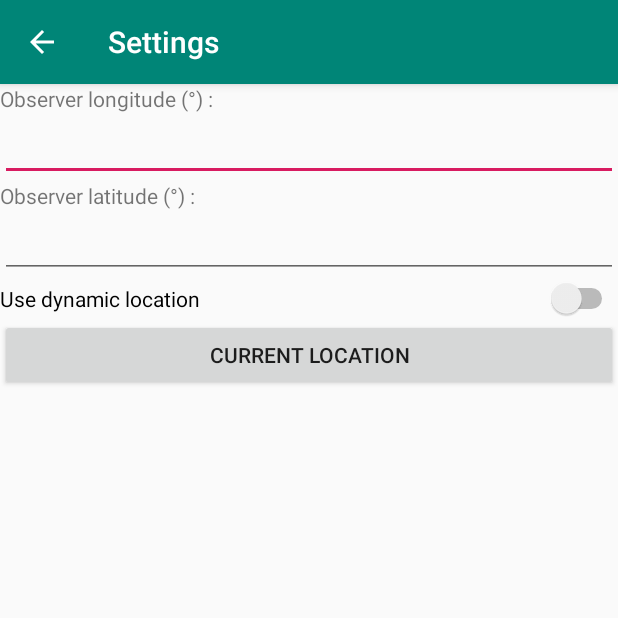
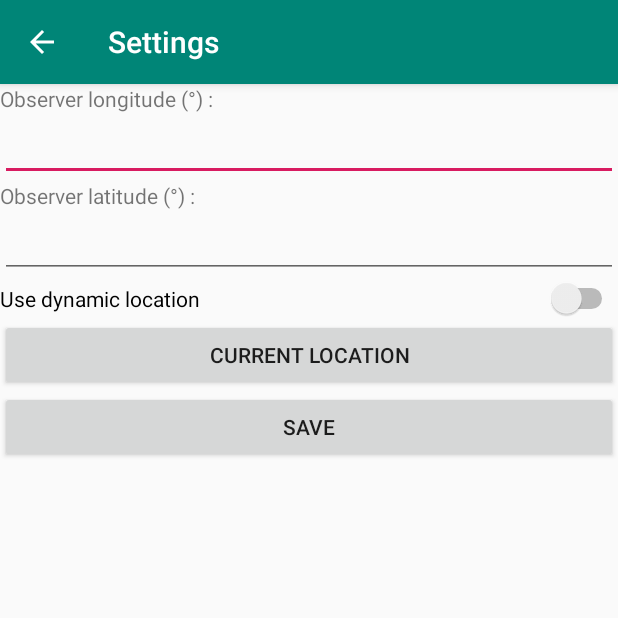
Before and after one commit to altillimity/SatPredict, an Android app: the ConfigActivity screen opened directly, with no data from a screen before it, on a phone screen of 412 x 824 dp, the top half of it. Run offline under Robolectric (Android 15) with nearby library versions, the phone set to English and light mode, and no system bars; libraries missing offline, so code that uses them is left out: org.json.simple; 2 statements that could not run were skipped.

Commit message:
Save button

```diff
--- a/app/src/main/java/com/altillimity/satpredict/activities/ConfigActivity.java
+++ b/app/src/main/java/com/altillimity/satpredict/activities/ConfigActivity.java
@@ -29,7 +29,7 @@ public class ConfigActivity extends AppCompatActivity implements LocationListene
     EditText latField;
     EditText lonField;
 
-    Button locateButton;
+    Button locateButton, saveButton;
 
     Switch dynamicLocationSwitch;
 
@@ -54,23 +54,44 @@ public class ConfigActivity extends AppCompatActivity implements LocationListene
 
         locateButton = findViewById(R.id.buttonAutoLocate);
         locateButton.setOnClickListener(new LocateButtonListener());
+
+        saveButton = findViewById(R.id.buttonSave);
+        saveButton.setOnClickListener(new SaveButtonListener());
     }
 
     public class LocateButtonListener implements View.OnClickListener {
         @Override
         public void onClick(View v) {
-            if (ContextCompat.checkSelfPermission(thisAct,
-                    Manifest.permission.ACCESS_FINE_LOCATION) != PackageManager.PERMISSION_GRANTED)
-                ActivityCompat.requestPermissions(thisAct, new String[] { Manifest.permission.ACCESS_FINE_LOCATION },
-                        99);
+            if (ContextCompat.checkSelfPermission(thisAct, Manifest.permission.ACCESS_FINE_LOCATION) != PackageManager.PERMISSION_GRANTED)
+            ActivityCompat.requestPermissions(thisAct, new String[]{Manifest.permission.ACCESS_FINE_LOCATION},99);
             try {
                 Toast.makeText(thisAct, "Getting your current location...", Toast.LENGTH_SHORT).show();
                 locationManager = (LocationManager) getSystemService(Context.LOCATION_SERVICE);
                 locationManager.requestLocationUpdates(LocationManager.GPS_PROVIDER, 5000, 5, ConfigActivity.this);
-            } catch (SecurityException e) {
+            }
+            catch(SecurityException e) {
                 e.printStackTrace();
                 Toast.makeText(thisAct, "Error while getting your location!", Toast.LENGTH_SHORT).show();
             }
+        }
+    }
+
+    public class SaveButtonListener implements View.OnClickListener {
+        @Override
+        public void onClick(View v) {
+            try {
+                Double.parseDouble(latField.getText().toString());
+                Double.parseDouble(lonField.getText().toString());
+            } catch (NumberFormatException e) {
+                Toast.makeText(thisAct, "Error while saving!", Toast.LENGTH_SHORT).show();
+                return;
+            }
+
+            MenuActivity.DATA.setLatitude(latField.getText().toString());
+            MenuActivity.DATA.setLongitude(lonField.getText().toString());
+            MenuActivity.DATA.saveConfig();
+
+            Toast.makeText(thisAct, "Saved", Toast.LENGTH_SHORT).show();
         }
     }
 
@@ -80,15 +101,11 @@ public class ConfigActivity extends AppCompatActivity implements LocationListene
         latField.setText(String.valueOf(location.getLatitude()));
         locationManager.removeUpdates(ConfigActivity.this);
         Toast.makeText(thisAct, "Done!", Toast.LENGTH_SHORT).show();
-        MenuActivity.DATA.setLatitude(latField.getText().toString());
-        MenuActivity.DATA.setLongitude(lonField.getText().toString());
-        MenuActivity.DATA.saveConfig();
     }
 
     @Override
     public void onProviderDisabled(String provider) {
-        Toast.makeText(this, "Please enable location to enable auto filling your longitude and latitude!",
-                Toast.LENGTH_SHORT).show();
+        Toast.makeText(this, "Please enable location to enable auto filling your longitude and latitude!", Toast.LENGTH_SHORT).show();
     }
 
     @Override
@@ -100,12 +117,4 @@ public class ConfigActivity extends AppCompatActivity implements LocationListene
     public void onStatusChanged(String provider, int status, Bundle extras) {
 
     }
-
-    @Override
-    protected void onDestroy() {
-        super.onDestroy();
-        MenuActivity.DATA.setLatitude(latField.getText().toString());
-        MenuActivity.DATA.setLongitude(lonField.getText().toString());
-        MenuActivity.DATA.saveConfig();
-    }
 }
--- a/app/src/main/res/layout/config_view.xml
+++ b/app/src/main/res/layout/config_view.xml
@@ -44,4 +44,10 @@
         android:layout_height="wrap_content"
         android:text="CURRENT LOCATION" />
 
+    <Button
+        android:id="@+id/buttonSave"
+        android:layout_width="match_parent"
+        android:layout_height="wrap_content"
+        android:text="SAVE" />
+
 </LinearLayout>
```
